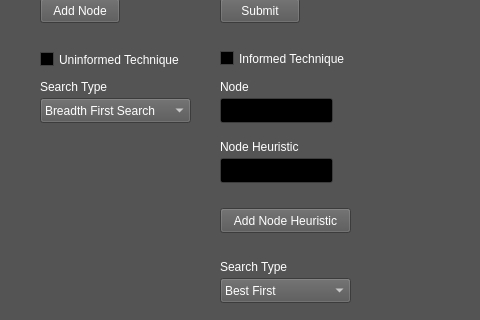
Above: qtdesign.ui from omar-ahsan/AI_project before the change; both pictures show x 0 to 480 and y 222 to 542 of the 1064 by 723 pixel window. Below: the same form after it.
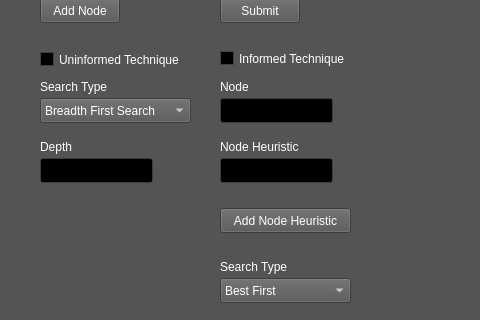
That is the form after the change.

Commit message: Added dls.py, tested it and shows on UI

Diff of the .ui file:
```diff
--- a/qtdesign.ui
+++ b/qtdesign.ui
@@ -1354,6 +1354,29 @@
      <string>Direction</string>
     </property>
    </widget>
+   <widget class="QLineEdit" name="uninformed_depth_input">
+    <property name="geometry">
+     <rect>
+      <x>40</x>
+      <y>380</y>
+      <width>113</width>
+      <height>25</height>
+     </rect>
+    </property>
+   </widget>
+   <widget class="QLabel" name="uninformed_depth_label">
+    <property name="geometry">
+     <rect>
+      <x>40</x>
+      <y>360</y>
+      <width>54</width>
+      <height>17</height>
+     </rect>
+    </property>
+    <property name="text">
+     <string>Depth</string>
+    </property>
+   </widget>
   </widget>
  </widget>
  <resources/>
```
The commit also changes 5 other files.
